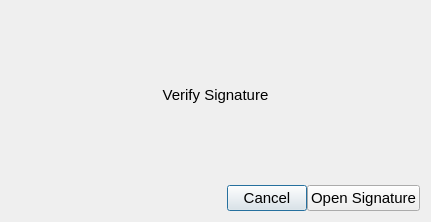
First picture: the form in pteid-mw-pt/_src/eidmw/eidgui/dlgVerifySignature.ui, repository amagovpt/autenticacao.gov, before the edit.
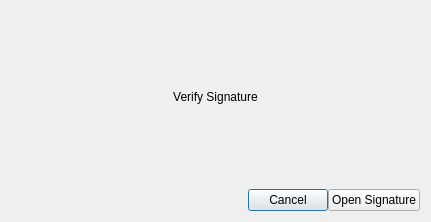
Second picture: the form after the edit. Icons and pictures are not drawn.

Commit message: Use system font settings in the signature dialogs.

```diff
--- a/pteid-mw-pt/_src/eidmw/eidgui/dlgVerifySignature.ui
+++ b/pteid-mw-pt/_src/eidmw/eidgui/dlgVerifySignature.ui
@@ -10,11 +10,6 @@
     <height>222</height>
    </rect>
   </property>
-  <property name="font">
-   <font>
-    <pointsize>11</pointsize>
-   </font>
-  </property>
   <property name="windowTitle">
    <string> Verify Signature</string>
   </property>
```
The commit also changes 1 other file.
